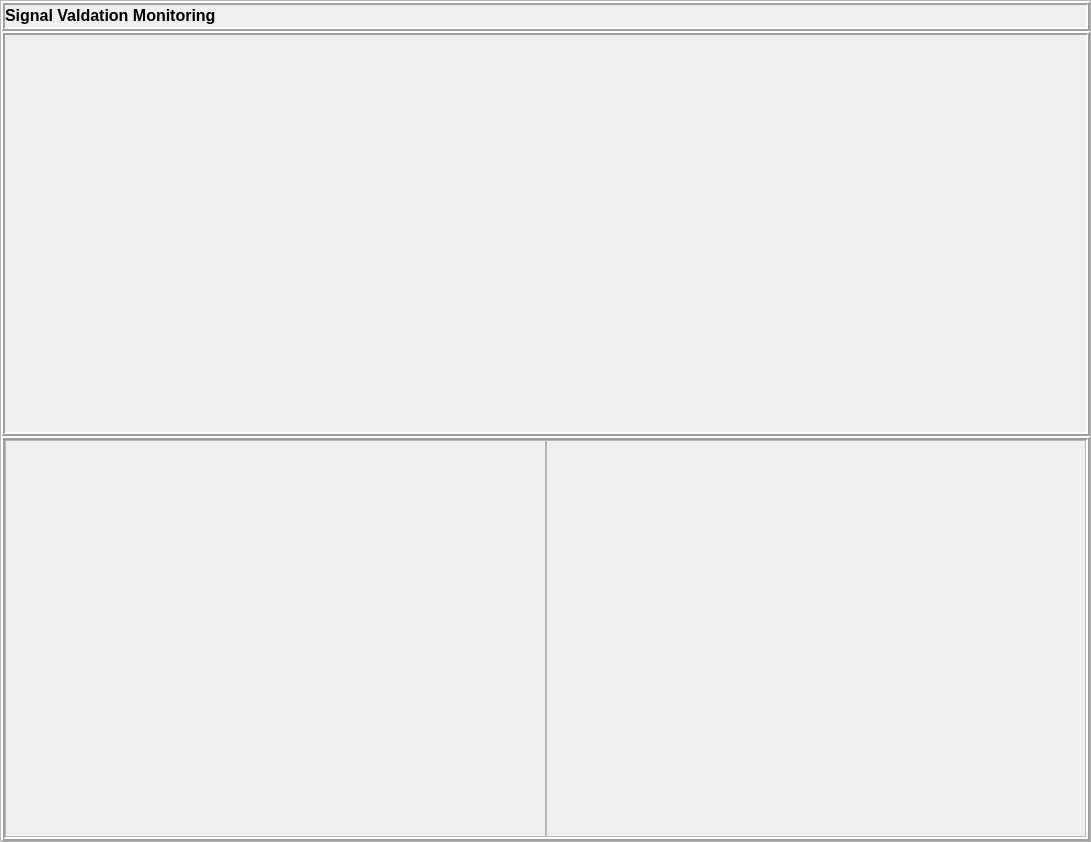
This is Interface/CNS_Platform_signal_validation_interface.ui in LeeDaeil/CNS_Platform as Qt 5 draws it before an edit. The edited form follows.
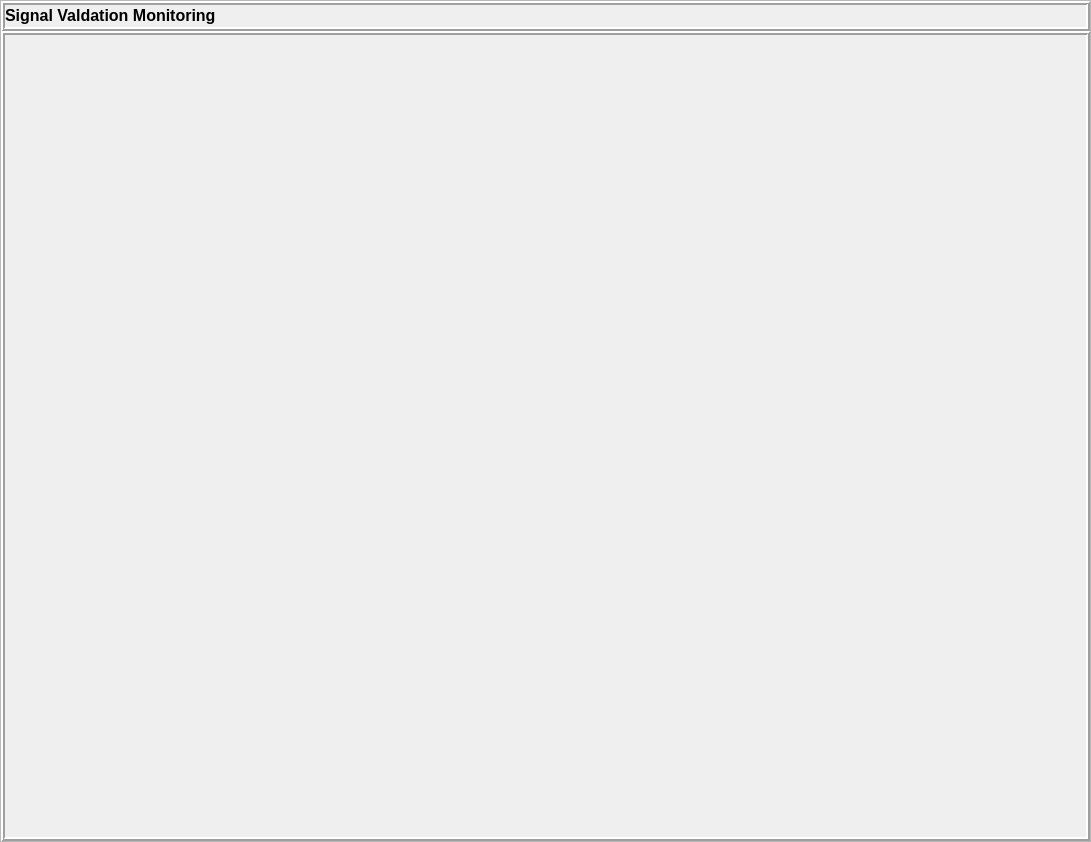
This is the edited form.

Patch:
```diff
--- a/Interface/CNS_Platform_signal_validation_interface.ui
+++ b/Interface/CNS_Platform_signal_validation_interface.ui
@@ -130,56 +130,6 @@
         </layout>
        </widget>
       </item>
-      <item>
-       <widget class="QFrame" name="_area_graph">
-        <property name="frameShape">
-         <enum>QFrame::Box</enum>
-        </property>
-        <property name="frameShadow">
-         <enum>QFrame::Raised</enum>
-        </property>
-        <property name="lineWidth">
-         <number>2</number>
-        </property>
-        <layout class="QHBoxLayout" name="horizontalLayout">
-         <property name="spacing">
-          <number>0</number>
-         </property>
-         <property name="leftMargin">
-          <number>0</number>
-         </property>
-         <property name="topMargin">
-          <number>0</number>
-         </property>
-         <property name="rightMargin">
-          <number>0</number>
-         </property>
-         <property name="bottomMargin">
-          <number>0</number>
-         </property>
-         <item>
-          <widget class="QFrame" name="_area_graph_para">
-           <property name="frameShape">
-            <enum>QFrame::StyledPanel</enum>
-           </property>
-           <property name="frameShadow">
-            <enum>QFrame::Raised</enum>
-           </property>
-          </widget>
-         </item>
-         <item>
-          <widget class="QFrame" name="_area_graph_thre">
-           <property name="frameShape">
-            <enum>QFrame::StyledPanel</enum>
-           </property>
-           <property name="frameShadow">
-            <enum>QFrame::Raised</enum>
-           </property>
-          </widget>
-         </item>
-        </layout>
-       </widget>
-      </item>
      </layout>
     </widget>
    </item>
```
